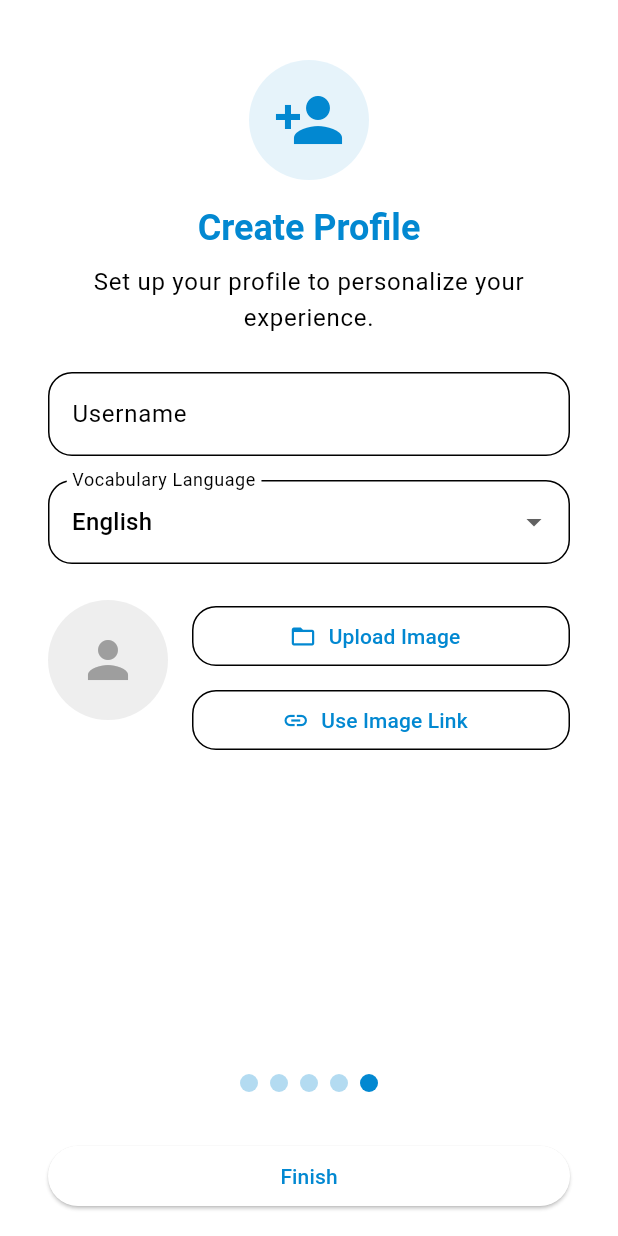
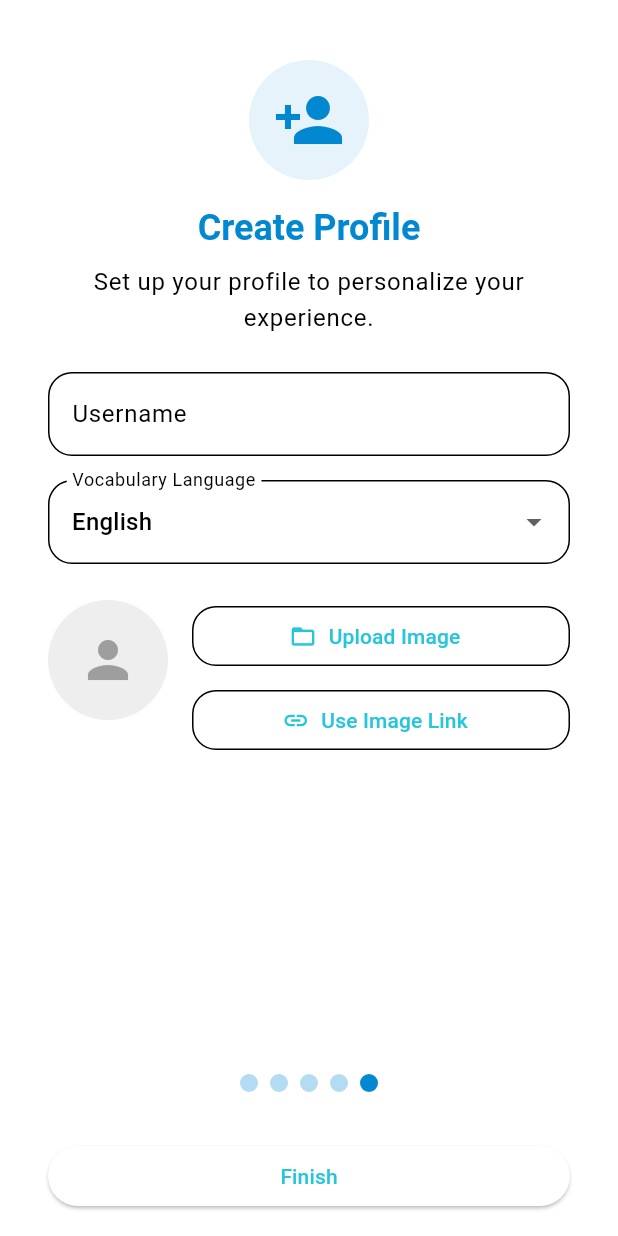
Before and after one commit to Xenorf/Vocaber, a Flutter app: the screen it shows after launch, swiped to page 5, on a phone screen of 412 x 824 dp. Run offline on Flutter 3.47's test engine with Material 3 defaults, Android fonts, the phone set to English and light mode, and no system bars; our stand-ins replace cached_network_image, fl_chart, flutter_card_swiper, hive, hive_flutter, image_picker and 1 more; missing offline and left inert: implicitly_animated_list; accounts and stored records are empty.

Commit message:
aspect ratio and color changes

```diff
--- a/lib/main.dart
+++ b/lib/main.dart
@@ -52,9 +52,10 @@ class MyApp extends StatelessWidget {
         brightness: Brightness.light,
         useMaterial3: true,
         colorScheme: ColorScheme.light(
-          primary: Color(0xFF0288D1),
+          // primary: Color(0xFF0288D1),
+          primary: Color(0xFF26C6DA),
           onPrimary: Colors.white,
-          secondary: Color(0xFF26C6DA),
+          secondary: Color(0xFF0288D1),
           onSecondary: Colors.white,
           surface: Colors.white,
           onSurface: Colors.black,
--- a/lib/screens/tutorial_screen.dart
+++ b/lib/screens/tutorial_screen.dart
@@ -150,12 +150,12 @@ class _TutorialScreenState extends State<TutorialScreen> {
                             children: [
                               CircleAvatar(
                                 radius: 40,
-                                backgroundColor: theme.colorScheme.primary
+                                backgroundColor: theme.colorScheme.secondary
                                     .withValues(alpha: 0.1),
                                 child: Icon(
                                   step.icon,
                                   size: 48,
-                                  color: theme.colorScheme.primary,
+                                  color: theme.colorScheme.secondary,
                                 ),
                               ),
                               const SizedBox(height: 24),
@@ -163,7 +163,7 @@ class _TutorialScreenState extends State<TutorialScreen> {
                                 _getTitle(context, step.titleKey),
                                 style: theme.textTheme.headlineSmall?.copyWith(
                                   fontWeight: FontWeight.bold,
-                                  color: theme.colorScheme.primary,
+                                  color: theme.colorScheme.secondary,
                                 ),
                                 textAlign: TextAlign.center,
                               ),
@@ -197,8 +197,8 @@ class _TutorialScreenState extends State<TutorialScreen> {
                     decoration: BoxDecoration(
                       shape: BoxShape.circle,
                       color: _currentPage == index
-                          ? theme.colorScheme.primary
-                          : theme.colorScheme.primary.withValues(alpha: 0.3),
+                          ? theme.colorScheme.secondary
+                          : theme.colorScheme.secondary.withValues(alpha: 0.3),
                     ),
                   );
                 }),
@@ -275,11 +275,11 @@ class _TutorialScreenState extends State<TutorialScreen> {
                           radius: 40,
                           backgroundColor: Theme.of(
                             context,
-                          ).colorScheme.primary.withValues(alpha: 0.1),
+                          ).colorScheme.secondary.withValues(alpha: 0.1),
                           child: Icon(
                             Icons.person_add,
                             size: 48,
-                            color: Theme.of(context).colorScheme.primary,
+                            color: Theme.of(context).colorScheme.secondary,
                           ),
                         ),
                         const SizedBox(height: 16),
@@ -287,7 +287,7 @@ class _TutorialScreenState extends State<TutorialScreen> {
                           AppLocalizations.of(context)!.createProfile,
                           style: theme.textTheme.headlineSmall?.copyWith(
                             fontWeight: FontWeight.bold,
-                            color: theme.colorScheme.primary,
+                            color: theme.colorScheme.secondary,
                           ),
                           textAlign: TextAlign.center,
                         ),
--- a/pubspec.yaml
+++ b/pubspec.yaml
@@ -2,7 +2,7 @@ name: vocaber
 description: "A new Flutter project."
 publish_to: "none" # Remove this line if you wish to publish to pub.dev
 
-version: 1.0.0+2
+version: 1.0.0+3
 
 environment:
   sdk: ^3.8.1
@@ -44,6 +44,6 @@ flutter:
 flutter_launcher_icons:
   android: true
   ios: true
-  image_path: "assets/icon/app_icon.png"
+  image_path: "assets/icon/app_icon_2.png"
   adaptive_icon_background: "#ffffff"
   adaptive_icon_foreground: "assets/icon/app_icon.png"
```
Also changed, not shown: lib/screens/definition_screen.dart (+7 -3 lines), lib/screens/detail_screen.dart (+7 -7 lines), lib/screens/flashcard_screen.dart (+14 -3 lines), lib/screens/list_screen.dart (+6 -6 lines), lib/screens/profile_screen.dart (+25 -3 lines), assets/icon/app_icon_2.png (added).
